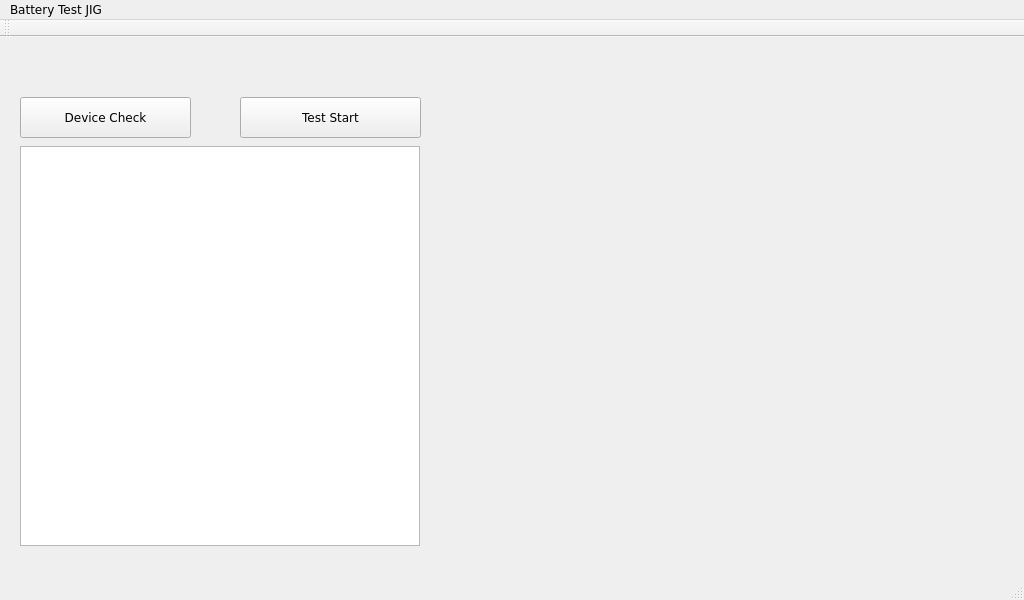
Qt form mainwindow.ui (shnomad/Battery-Test) before a commit.
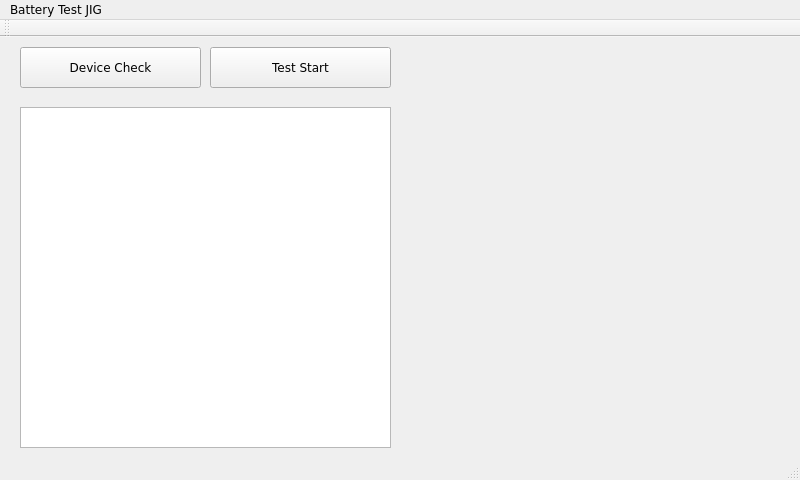
The same form after that commit.

Diff of the .ui file:
```diff
--- a/mainwindow.ui
+++ b/mainwindow.ui
@@ -6,8 +6,8 @@
    <rect>
     <x>0</x>
     <y>0</y>
-    <width>1024</width>
-    <height>600</height>
+    <width>800</width>
+    <height>480</height>
    </rect>
   </property>
   <property name="font">
@@ -19,22 +19,12 @@
    <string>MainWindow</string>
   </property>
   <widget class="QWidget" name="centralWidget">
-   <widget class="QTextBrowser" name="textBrowser">
-    <property name="geometry">
-     <rect>
-      <x>20</x>
-      <y>109</y>
-      <width>400</width>
-      <height>400</height>
-     </rect>
-    </property>
-   </widget>
    <widget class="QPushButton" name="pushButton">
     <property name="geometry">
      <rect>
       <x>20</x>
-      <y>60</y>
-      <width>171</width>
+      <y>10</y>
+      <width>181</width>
       <height>41</height>
      </rect>
     </property>
@@ -51,8 +41,8 @@
    <widget class="QPushButton" name="pushButton_2">
     <property name="geometry">
      <rect>
-      <x>240</x>
-      <y>60</y>
+      <x>210</x>
+      <y>10</y>
       <width>181</width>
       <height>41</height>
      </rect>
@@ -66,13 +56,23 @@
      <string>Test Start</string>
     </property>
    </widget>
+   <widget class="QTextEdit" name="textEdit">
+    <property name="geometry">
+     <rect>
+      <x>20</x>
+      <y>70</y>
+      <width>371</width>
+      <height>341</height>
+     </rect>
+    </property>
+   </widget>
   </widget>
   <widget class="QMenuBar" name="menuBar">
    <property name="geometry">
     <rect>
      <x>0</x>
      <y>0</y>
-     <width>1024</width>
+     <width>800</width>
      <height>23</height>
     </rect>
    </property>
```
